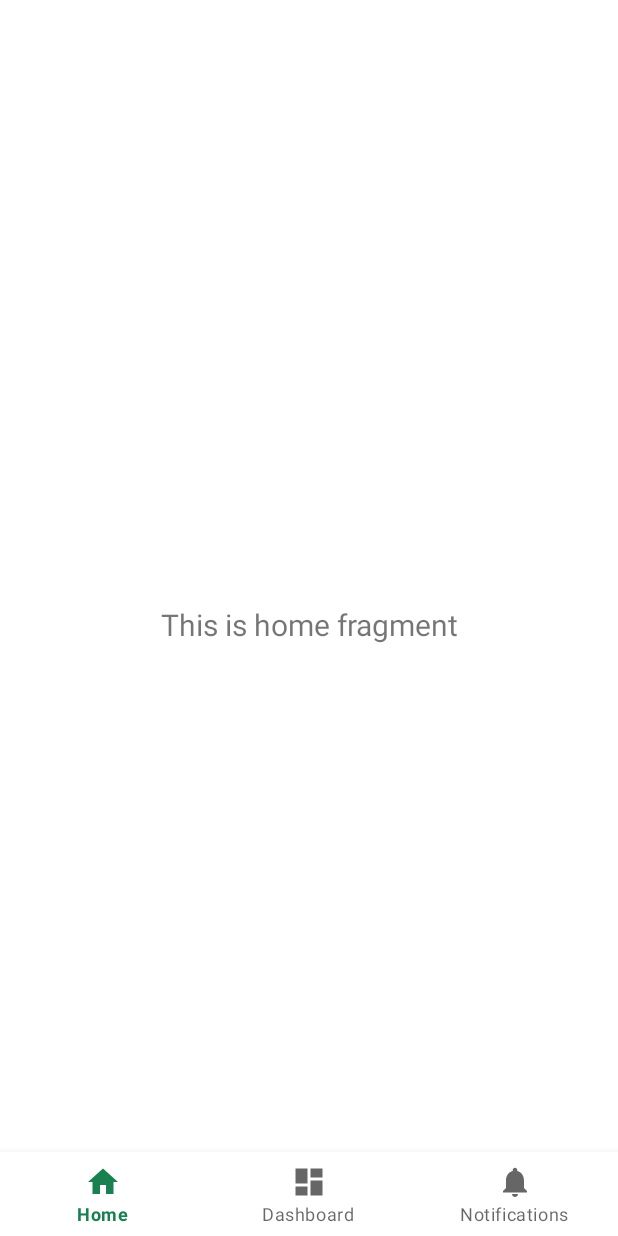
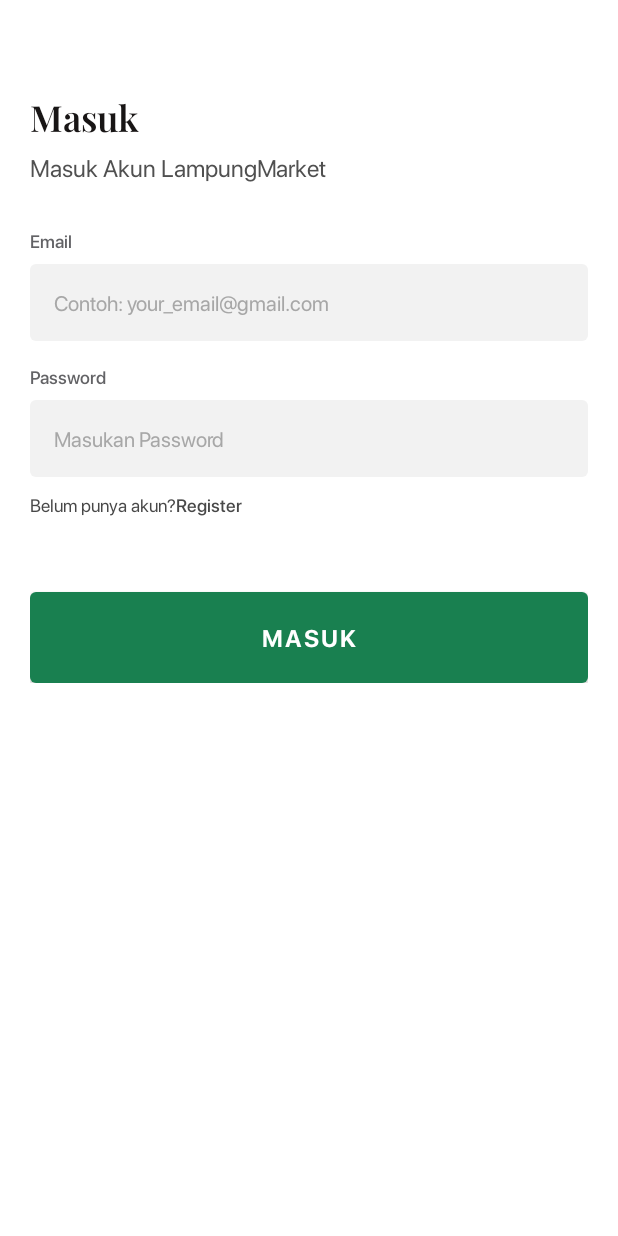
Before and after one commit to kouseina/lampung-market, an Android app: the screen it shows after launch (MainActivity before the commit, LoginActivity after it), after a tap on "EXPLORE", on a phone screen of 412 x 824 dp. Run offline under Robolectric (Android 15) with nearby library versions, the phone set to English and light mode, and no system bars.

Commit message:
feat(login): add login activity

```diff
--- a/app/src/main/AndroidManifest.xml
+++ b/app/src/main/AndroidManifest.xml
@@ -13,6 +13,9 @@
         android:theme="@style/Theme.LampungMarket"
         tools:targetApi="31">
         <activity
+            android:name=".LoginActivity"
+            android:exported="false" />
+        <activity
             android:name=".WelcomeActivity"
             android:exported="true">
             <intent-filter>
@@ -24,8 +27,7 @@
         <activity
             android:name=".MainActivity"
             android:exported="false"
-            android:label="@string/app_name">
-        </activity>
+            android:label="@string/app_name"></activity>
     </application>
 
 </manifest>
--- /dev/null
+++ b/app/src/main/java/com/example/lampungmarket/LoginActivity.java
@@ -0,0 +1,33 @@
+package com.example.lampungmarket;
+
+import androidx.appcompat.app.AppCompatActivity;
+
+import android.content.Intent;
+import android.os.Bundle;
+import android.widget.Button;
+import android.widget.EditText;
+import android.widget.TextView;
+
+public class LoginActivity extends AppCompatActivity {
+
+    @Override
+    protected void onCreate(Bundle savedInstanceState) {
+        super.onCreate(savedInstanceState);
+        setContentView(R.layout.activity_login);
+
+        TextView tvRegister = findViewById(R.id.tv_register);
+        Button btnLogin = findViewById(R.id.btn_login);
+        EditText editTextEmail = findViewById(R.id.et_email);
+        EditText editTextPassword = findViewById(R.id.et_password);
+
+//        tvRegister.setOnClickListener{view ->
+//                var intent = Intent(this,RegisterActivity::class.java)
+//            startActivity(intent)
+//        }
+
+        btnLogin.setOnClickListener(view -> {
+            Intent intent = new Intent(this, MainActivity.class);
+            startActivity(intent);
+        });
+    }
+}
--- a/app/src/main/java/com/example/lampungmarket/WelcomeActivity.java
+++ b/app/src/main/java/com/example/lampungmarket/WelcomeActivity.java
@@ -16,7 +16,7 @@ public class WelcomeActivity extends AppCompatActivity {
 
         Button btnWelcome = findViewById(R.id.btn_welcome);
         btnWelcome.setOnClickListener(view -> {
-            Intent intent = new Intent(view.getContext(), MainActivity.class);
+            Intent intent = new Intent(view.getContext(), LoginActivity.class);
             startActivity(intent);
         });
     }
--- /dev/null
+++ b/app/src/main/res/drawable/primary_edit_text.xml
@@ -0,0 +1,8 @@
+<?xml version="1.0" encoding="utf-8"?>
+<shape xmlns:android="http://schemas.android.com/apk/res/android"
+    android:shape="rectangle">
+
+    <solid android:color="#F2F2F2" />
+    <corners
+        android:radius="4dp" />
+</shape>
--- /dev/null
+++ b/app/src/main/res/layout/activity_login.xml
@@ -0,0 +1,139 @@
+<?xml version="1.0" encoding="utf-8"?>
+<androidx.constraintlayout.widget.ConstraintLayout xmlns:android="http://schemas.android.com/apk/res/android"
+    xmlns:app="http://schemas.android.com/apk/res-auto"
+    xmlns:tools="http://schemas.android.com/tools"
+    android:layout_width="match_parent"
+    android:layout_height="match_parent"
+    tools:context=".LoginActivity">
+
+    <ScrollView
+        android:scrollbars="none"
+        android:layout_width="match_parent"
+        android:layout_height="match_parent">
+
+        <LinearLayout
+            android:id="@+id/header"
+            android:layout_width="match_parent"
+            android:layout_height="wrap_content"
+            android:orientation="vertical"
+            android:gravity="left"
+            android:paddingHorizontal="20dp">
+
+            <TextView
+                android:layout_marginTop="60dp"
+                android:layout_width="wrap_content"
+                android:layout_height="wrap_content"
+                android:text="Masuk"
+                android:fontFamily="@font/playfairdisplay_semibold"
+                android:textSize="24sp"
+                android:textColor="@color/black_900" />
+
+            <TextView
+                android:layout_width="wrap_content"
+                android:layout_height="wrap_content"
+                android:textSize="16sp"
+                android:layout_marginTop="6dp"
+                android:text="Masuk Akun LampungMarket"
+                android:fontFamily="@font/sfprodisplay_regular"
+                android:textColor="@color/black_800"
+                android:textAlignment="textStart"/>
+
+            <TextView
+                android:inputType="textEmailAddress"
+                android:layout_width="wrap_content"
+                android:layout_height="wrap_content"
+                android:textSize="12sp"
+                android:layout_marginTop="30dp"
+                android:text="Email"
+                android:textColor="#636366"
+                android:fontFamily="@font/sfprodisplay_medium"
+                android:textAlignment="textStart"/>
+
+            <EditText
+                android:layout_marginTop="7dp"
+                android:id="@+id/et_email"
+                android:inputType="textEmailAddress"
+                android:layout_width="fill_parent"
+                android:layout_height="wrap_content"
+                android:layout_centerInParent="true"
+                android:hint="Contoh: your_email@gmail.com"
+                android:fontFamily="@font/sfprodisplay_regular"
+                android:textSize="14sp"
+                android:padding="16dp"
+                android:textColor="#636366"
+                android:textColorHint="#A7A7A7"
+                android:lines="1"
+                android:background="@drawable/primary_edit_text"/>
+
+            <TextView
+                android:layout_width="wrap_content"
+                android:layout_height="wrap_content"
+                android:textSize="12sp"
+                android:layout_marginTop="15dp"
+                android:text="Password"
+                android:textColor="#636366"
+                android:fontFamily="@font/sfprodisplay_medium"
+                android:textAlignment="textStart"/>
+
+            <EditText
+                android:layout_marginTop="7dp"
+                android:inputType="textPassword"
+                android:id="@+id/et_password"
+                android:layout_width="fill_parent"
+                android:layout_height="wrap_content"
+                android:layout_centerInParent="true"
+                android:hint="Masukan Password"
+                android:fontFamily="@font/sfprodisplay_regular"
+                android:textSize="14sp"
+                android:padding="16dp"
+                android:textColor="#636366"
+                android:textColorHint="#A7A7A7"
+                android:lines="1"
+                android:background="@drawable/primary_edit_text"/>
+
+            <LinearLayout
+                android:layout_marginTop="10dp"
+                android:layout_width="wrap_content"
+                android:layout_height="wrap_content">
+
+                <TextView
+                    android:layout_width="wrap_content"
+                    android:layout_height="wrap_content"
+                    android:textSize="12sp"
+                    android:text="Belum punya akun?"
+                    android:textColor="#484848"
+                    android:fontFamily="@font/sfprodisplay_regular"
+                    android:textAlignment="textStart"/>
+
+                <TextView
+                    android:id="@+id/tv_register"
+                    android:layout_width="wrap_content"
+                    android:layout_height="wrap_content"
+                    android:fontFamily="@font/sfprodisplay_medium"
+                    android:text="Register"
+                    android:textSize="12sp"
+                    android:textColor="#484848"
+                    android:clickable="true"/>
+
+            </LinearLayout>
+
+            <Button
+                android:layout_marginTop="50dp"
+                android:id="@+id/btn_login"
+                android:layout_width="match_parent"
+                android:layout_height="wrap_content"
+                android:text="MASUK"
+                android:textAllCaps="false"
+                android:fontFamily="@font/sfprodisplay_bold"
+                android:textColor="@color/white"
+                android:padding="13dp"
+                android:textSize="16sp"
+                app:backgroundTint="@null"
+                android:elevation="6dp"
+                android:background="@drawable/primary_button"/>
+
+        </LinearLayout>
+
+    </ScrollView>
+
+</androidx.constraintlayout.widget.ConstraintLayout>
--- a/app/src/main/res/layout/activity_welcome.xml
+++ b/app/src/main/res/layout/activity_welcome.xml
@@ -25,7 +25,7 @@
             android:text="LampungMarket"
             android:fontFamily="@font/playfairdisplay_semibold"
             android:textSize="24sp"
-            android:textColor="@color/black_800" />
+            android:textColor="@color/black_900" />
 
         <TextView
             android:id="@+id/tv_subtitle"
@@ -35,6 +35,7 @@
             android:layout_marginTop="7dp"
             android:text="Jelajahi ragam produk lokal terbaik yang ada di Lampung"
             android:fontFamily="@font/sfprodisplay_regular"
+            android:textColor="@color/black_800"
             android:textAlignment="center"/>
 
     </LinearLayout>
--- a/app/src/main/res/values/colors.xml
+++ b/app/src/main/res/values/colors.xml
@@ -9,7 +9,7 @@
     <color name="white">#FFFFFFFF</color>
     <color name="green">#198050</color>
     <color name="black_900">#181515</color>
-    <color name="black_800">#181515</color>
+    <color name="black_800">#505050</color>
     <color name="blue">#0B84FF</color>
     <color name="red">#FF5151</color>
     <color name="grey">#9B9B9B</color>
```
